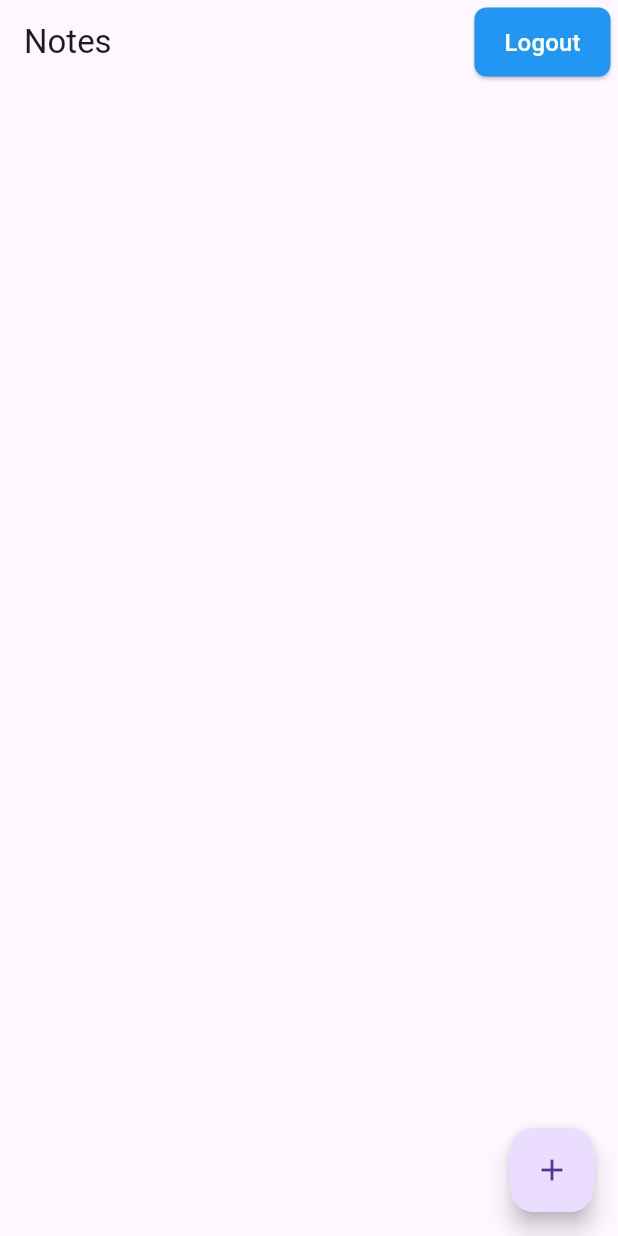
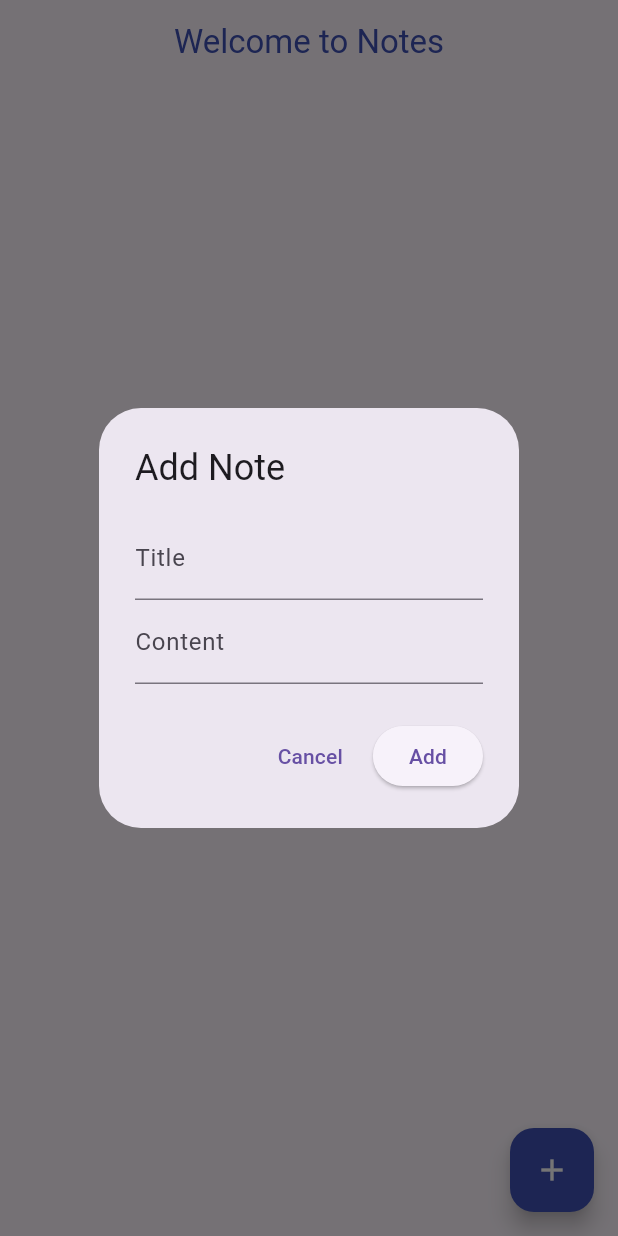
Before and after one commit to AhmedRezaShams/Notes_Flutter_Project, a Flutter app: the HomePage screen opened by its route, after a tap on the "add" icon, on a phone screen of 412 x 824 dp. Run offline on Flutter 3.47's test engine with Material 3 defaults, Android fonts, the phone set to English and light mode, and no system bars; our stand-ins replace cloud_firestore, firebase_auth, firebase_core, get, go_router; accounts and stored records are empty.

Commit message:
the notes CRUD works done successfully using firestore

```diff
--- a/lib/controllers/notes_controller.dart
+++ b/lib/controllers/notes_controller.dart
@@ -1,38 +1,51 @@
 import 'package:cloud_firestore/cloud_firestore.dart';
 import 'package:get/get.dart';
-import 'package:notes/models/note_model.dart';
 
-class NoteController extends GetxController {
-  FirebaseFirestore _firestore = FirebaseFirestore.instance;
-  RxList<NoteModel> notes = RxList<NoteModel>();
+class NotesController extends GetxController {
+  FirebaseFirestore firestore = FirebaseFirestore.instance;
 
-  @override
-  void onInit() {
-    super.onInit();
-    fetchNotes();
+  // Collection reference
+  CollectionReference notes = FirebaseFirestore.instance.collection('notes');
+
+  // Method to add a new note (CREATE)
+  Future<void> addNote(String title, String content) async {
+    try {
+      await notes.add({
+        'title': title,
+        'content': content,
+        'createdAt': Timestamp.now(),
+      });
+      Get.snackbar('Success', 'Note added successfully');
+    } catch (e) {
+      Get.snackbar('Error', 'Failed to add note');
+    }
   }
 
-  void fetchNotes() {
-    _firestore.collection('notes').snapshots().listen((event) {
-      notes.value = event.docs.map((doc) => NoteModel.fromJson(doc.data())).toList();
-    });
+  // Method to fetch all notes (READ)
+  Stream<QuerySnapshot> getNotes() {
+    return notes.orderBy('createdAt', descending: true).snapshots();
   }
 
-  Future<void> addNote(String title, String content) async {
-    await _firestore.collection('notes').add({
-      'title': title,
-      'content': content,
-    });
+  // Method to update a note (UPDATE)
+  Future<void> updateNote(String noteId, String title, String content) async {
+    try {
+      await notes.doc(noteId).update({
+        'title': title,
+        'content': content,
+      });
+      Get.snackbar('Success', 'Note updated successfully');
+    } catch (e) {
+      Get.snackbar('Error', 'Failed to update note');
+    }
   }
 
-  Future<void> updateNote(String id, String title, String content) async {
-    await _firestore.collection('notes').doc(id).update({
-      'title': title,
-      'content': content,
-    });
-  }
-
-  Future<void> deleteNote(String id) async {
-    await _firestore.collection('notes').doc(id).delete();
+  // Method to delete a note (DELETE)
+  Future<void> deleteNote(String noteId) async {
+    try {
+      await notes.doc(noteId).delete();
+      Get.snackbar('Success', 'Note deleted successfully');
+    } catch (e) {
+      Get.snackbar('Error', 'Failed to delete note');
+    }
   }
 }
--- a/lib/main.dart
+++ b/lib/main.dart
@@ -1,6 +1,7 @@
 import 'package:flutter/material.dart';
 import 'package:get/get.dart';
 import 'package:go_router/go_router.dart';
+import 'package:notes/controllers/auth_controller.dart';
 import 'package:notes/routes.dart';
 import 'package:firebase_core/firebase_core.dart';
 import 'firebase_options.dart';
--- a/lib/views/home_page.dart
+++ b/lib/views/home_page.dart
@@ -1,53 +1,196 @@
-import 'package:firebase_auth/firebase_auth.dart';
+// import 'package:firebase_auth/firebase_auth.dart';
+// import 'package:flutter/material.dart';
+// import 'package:get/get.dart';
+// import 'package:notes/controllers/auth_controller.dart';
+// import 'package:notes/models/note_model.dart';
+// import 'package:notes/controllers/notes_controller.dart';
+// import 'package:notes/routes.dart';
+// import 'package:notes/widgets/button.dart';
+//
+// class HomePage extends StatelessWidget {
+//   final NoteController noteController = Get.put(NoteController());
+//   final AuthController authController = Get.put(AuthController());
+//
+//   @override
+//   Widget build(BuildContext context) {
+//     return Scaffold(
+//       appBar: AppBar(
+//         title: Text("Notes"),
+//         actions: [
+//           Padding(
+//             padding: EdgeInsets.all(5.0),
+//             child: CustomButton(text: 'Logout', onPressed: (){
+//              authController.logout(context);
+//
+//             }),
+//           )
+//         ],
+//       ),
+//       body: Obx(() {
+//         return ListView.builder(
+//           itemCount: noteController.notes.length,
+//           itemBuilder: (context, index) {
+//             NoteModel note = noteController.notes[index];
+//             return ListTile(
+//               title: Text(note.title),
+//               subtitle: Text(note.content),
+//               trailing: IconButton(
+//                 icon: Icon(Icons.delete),
+//                 onPressed: () => noteController.deleteNote(note.id),
+//               ),
+//             );
+//           },
+//         );
+//       }),
+//       floatingActionButton: FloatingActionButton(
+//         onPressed: () {
+//           // Navigate to AddNoteScreen
+//         },
+//         child: Icon(Icons.add),
+//       ),
+//     );
+//   }
+// }
+
+
 import 'package:flutter/material.dart';
 import 'package:get/get.dart';
-import 'package:notes/controllers/auth_controller.dart';
-import 'package:notes/models/note_model.dart';
+import 'package:cloud_firestore/cloud_firestore.dart';
 import 'package:notes/controllers/notes_controller.dart';
-import 'package:notes/routes.dart';
-import 'package:notes/widgets/button.dart';
 
 class HomePage extends StatelessWidget {
-  final NoteController noteController = Get.put(NoteController());
-  final AuthController authController = Get.put(AuthController());
+  final NotesController notesController = Get.put(NotesController());
 
   @override
   Widget build(BuildContext context) {
     return Scaffold(
       appBar: AppBar(
-        title: Text("Notes"),
-        actions: [
-          Padding(
-            padding: EdgeInsets.all(5.0),
-            child: CustomButton(text: 'Logout', onPressed: (){
-             authController.logout(context);
+        title: Center(
+          child: Text('Welcome to Notes',
+          style: TextStyle(
+            color: Colors.indigo
+          ),
+          ),
+        ),
+        // actions: [
+        //   IconButton(
+        //     icon: Icon(Icons.add),
+        //     onPressed: () {
+        //       _showNoteDialog(context, null);  // Show dialog to add a new note
+        //     },
+        //   ),
+        // ],
+      ),
+      body: StreamBuilder<QuerySnapshot>(
+        stream: notesController.getNotes(),
+        builder: (context, snapshot) {
+          if (snapshot.hasError) {
+            return Center(child: Text('Error: ${snapshot.error}'));
+          }
+          if (snapshot.connectionState == ConnectionState.waiting) {
+            return Center(child: CircularProgressIndicator());
+          }
+          final notes = snapshot.data?.docs ?? [];
 
-            }),
-          )
-        ],
+          return ListView.builder(
+            itemCount: notes.length,
+            itemBuilder: (context, index) {
+              var note = notes[index];
+              return ListTile(
+                title: Text(note['title']),
+                subtitle: Text(note['content']),
+                trailing: Row(
+                  mainAxisSize: MainAxisSize.min,
+                  children: [
+                    IconButton(
+                      icon: Icon(Icons.edit),
+                      onPressed: () {
+                        _showNoteDialog(context, note);  // Show dialog to edit note
+                      },
+                    ),
+                    IconButton(
+                      icon: Icon(Icons.delete),
+                      onPressed: () {
+                        notesController.deleteNote(note.id);  // Delete note
+                      },
+                    ),
+                  ],
+                ),
+              );
+            },
+          );
+        },
       ),
-      body: Obx(() {
-        return ListView.builder(
-          itemCount: noteController.notes.length,
-          itemBuilder: (context, index) {
-            NoteModel note = noteController.notes[index];
-            return ListTile(
-              title: Text(note.title),
-              subtitle: Text(note.content),
-              trailing: IconButton(
-                icon: Icon(Icons.delete),
-                onPressed: () => noteController.deleteNote(note.id),
-              ),
-            );
-          },
-        );
-      }),
       floatingActionButton: FloatingActionButton(
         onPressed: () {
-          // Navigate to AddNoteScreen
+          _showNoteDialog(context, null);
         },
-        child: Icon(Icons.add),
+        child: Icon(Icons.add,
+        color: Colors.white,),  // Icon inside the button
+        tooltip: 'Add something',
+        backgroundColor: Colors.indigo,  // Button color
       ),
+      floatingActionButtonLocation: FloatingActionButtonLocation.endFloat,  // Position of FAB
+    );
+  }
+
+  // Function to show dialog for adding/updating a note
+  void _showNoteDialog(BuildContext context, QueryDocumentSnapshot? note) {
+    final TextEditingController titleController = TextEditingController(
+      text: note != null ? note['title'] : '',
+    );
+    final TextEditingController contentController = TextEditingController(
+      text: note != null ? note['content'] : '',
+    );
+
+    showDialog(
+      context: context,
+      builder: (context) {
+        return AlertDialog(
+          title: Text(note == null ? 'Add Note' : 'Edit Note'),
+          content: Column(
+            mainAxisSize: MainAxisSize.min,
+            children: [
+              TextField(
+                controller: titleController,
+                decoration: InputDecoration(labelText: 'Title'),
+              ),
+              TextField(
+                controller: contentController,
+                decoration: InputDecoration(labelText: 'Content'),
+              ),
+            ],
+          ),
+          actions: [
+            TextButton(
+              onPressed: () {
+                Navigator.of(context).pop();
+              },
+              child: Text('Cancel'),
+            ),
+            ElevatedButton(
+              onPressed: () {
+                if (note == null) {
+                  // Create a new note
+                  notesController.addNote(
+                    titleController.text.trim(),
+                    contentController.text.trim(),
+                  );
+                } else {
+                  // Update existing note
+                  notesController.updateNote(
+                    note.id,
+                    titleController.text.trim(),
+                    contentController.text.trim(),
+                  );
+                }
+                Navigator.of(context).pop();
+              },
+              child: Text(note == null ? 'Add' : 'Update'),
+            ),
+          ],
+        );
+      },
     );
   }
 }
```
Also changed, not shown: lib/controllers/auth_controller.dart (+8 -8 lines).
